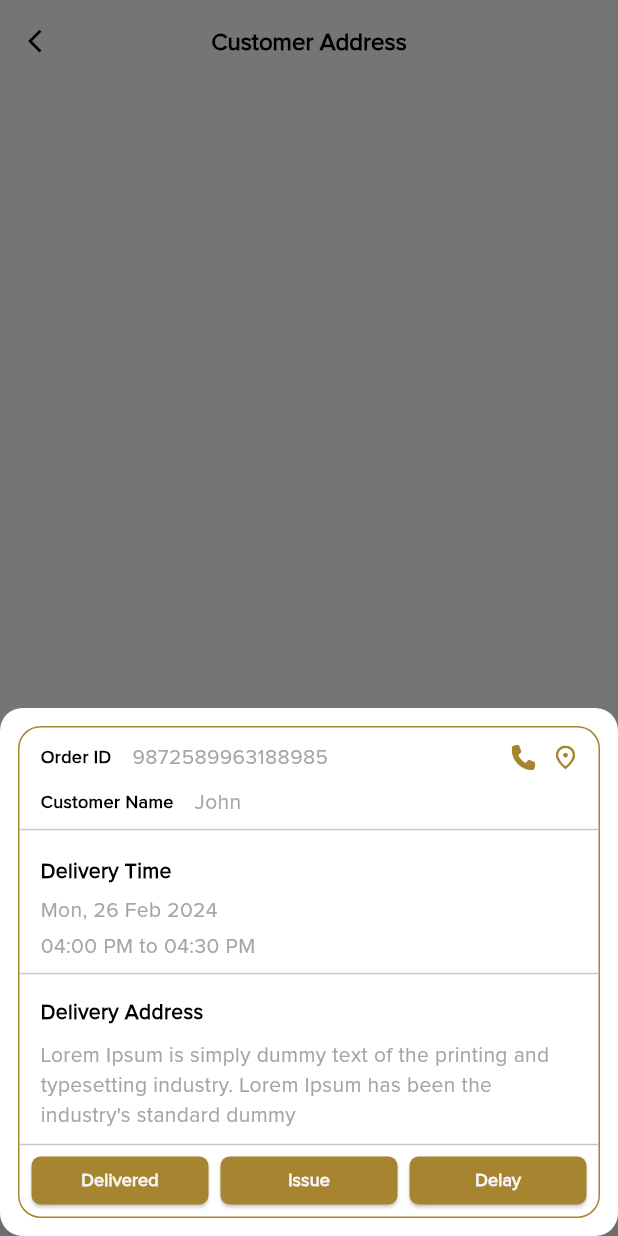
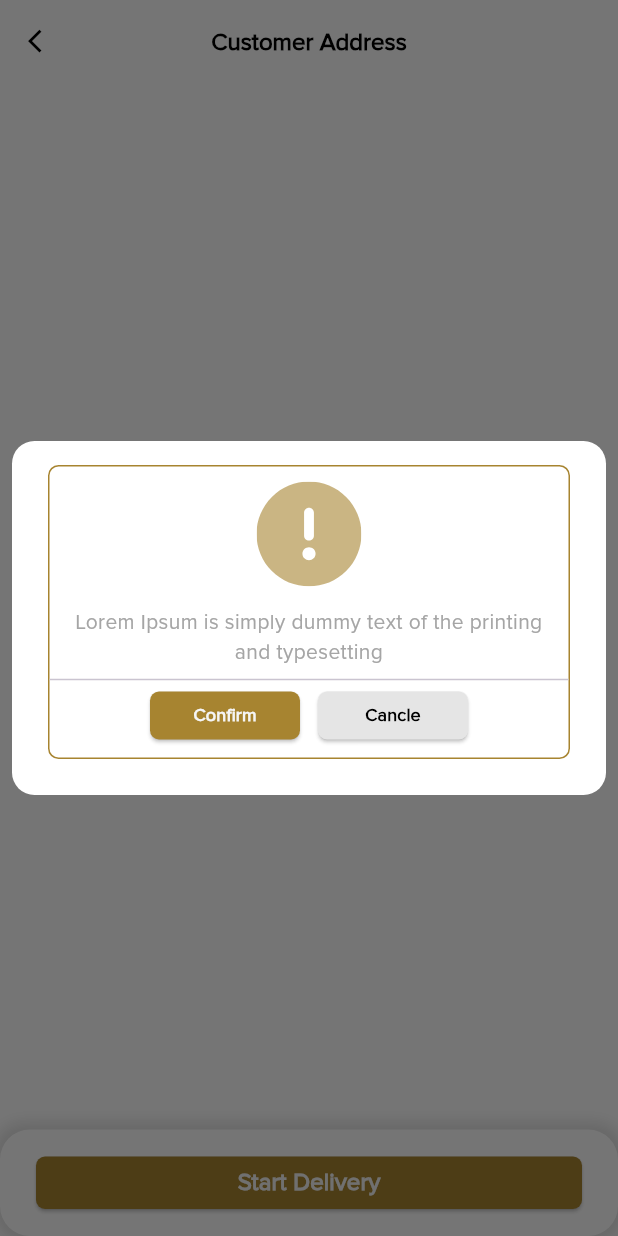
Before and after one commit to sahil-viradiya/Rider, a Flutter app: the CustomerAddressScreen screen opened by its route, after a tap on "Start Delivery", on a phone screen of 412 x 824 dp. Run offline on Flutter 3.47's test engine with Material 3 defaults, Android fonts, the phone set to English and light mode, and no system bars; our stand-ins replace dotted_border, dotted_line, easy_date_timeline, flutter_screenutil, flutter_svg, fluttertoast and 7 more; missing offline and left inert: flutter_google_places, geocoder2, google_api_headers, google_maps_webservice; project files that could hold a hidden picture were left out.

```diff
--- a/lib/screens/customer_address/customer_address_screen.dart
+++ b/lib/screens/customer_address/customer_address_screen.dart
@@ -43,8 +43,7 @@ class CustomerAddressScreen extends GetView<CustomerAddressController> {
               borderCircular: 6,
               text: "Start Delivery",
               fun: () {
-                _showBottomSheet(context);
-                // _showStartDeliveryDialog(context);
+                _showStartDeliveryDialog(context);
               },
             ),
           ),
--- a/lib/screens/home/home_screen.dart
+++ b/lib/screens/home/home_screen.dart
@@ -29,6 +29,8 @@ class HomeScreen extends GetView<HomeController> {
       title4: "Star rating" ?? "",
     );
     return Scaffold(
+      backgroundColor: white,
+
       drawer: drawer(context),
       appBar: AppBar(
         backgroundColor: white,
```
